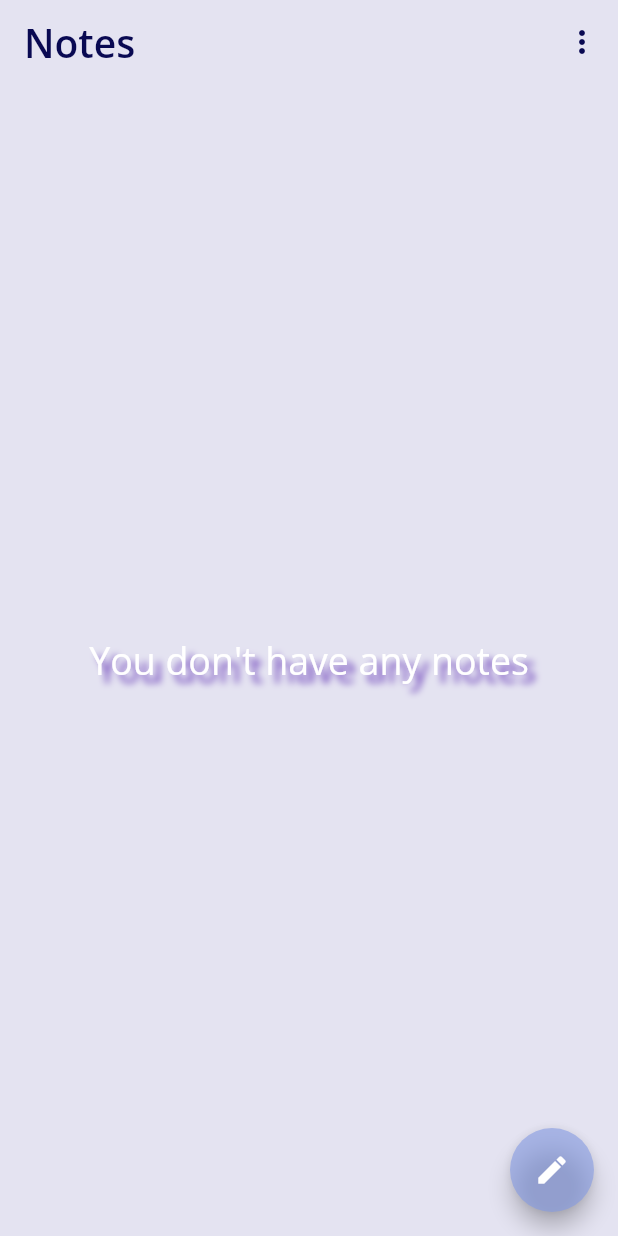
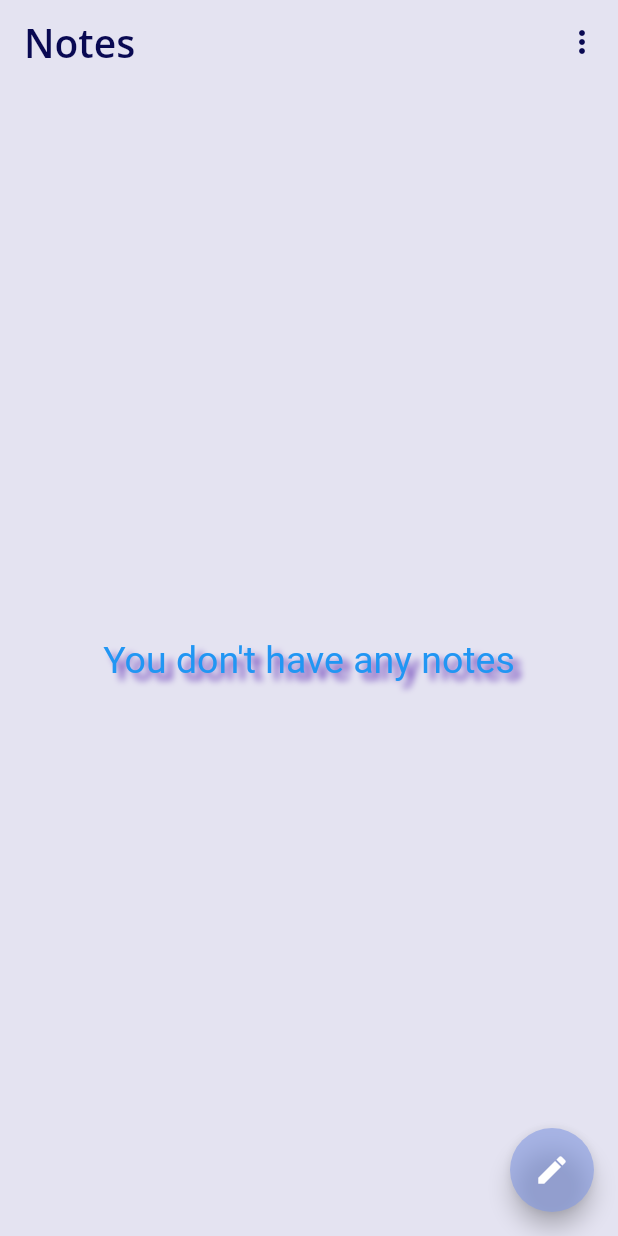
Before and after one commit to Zahra-Sahzabi/Note_App, a Flutter app: the screen it shows after launch, on a phone screen of 412 x 824 dp. Run offline on Flutter 3.47's test engine with Material 2 defaults, Android fonts, the phone set to English and light mode, and no system bars; our stand-ins replace get, sqflite; missing offline and left inert: string_stats; accounts and stored records are empty.

Commit message:
before farsi

```diff
--- a/lib/main.dart
+++ b/lib/main.dart
@@ -1,4 +1,5 @@
 import 'package:flutter/material.dart';
+import 'package:flutter/painting.dart';
 import 'package:get/get.dart';
 import 'package:note_app/screens/home_page.dart';
 
@@ -26,15 +27,15 @@ class MyApp extends StatelessWidget {
     return GetMaterialApp(
       debugShowCheckedModeBanner: false,
       theme: ThemeData(
+
         iconTheme: IconThemeData(color: Color(0xff090952)),
         primarySwatch: colorCustom,
         textTheme: TextTheme(
           headline1: TextStyle(
-            fontSize: 26,
-            color: Color(0xff090952),
-            fontWeight: FontWeight.w600,
-            fontFamily: 'OpenSans'
-          ),
+              fontSize: 26,
+              color: Color(0xff090952),
+              fontWeight: FontWeight.w600,
+              fontFamily: 'OpenSans'),
           headline6: TextStyle(
               fontSize: 21,
               color: Colors.white,
@@ -52,12 +53,15 @@ class MyApp extends StatelessWidget {
               color: Color(0xff090952)),
           headline3: TextStyle(
               fontSize: 20, color: Color(0xff090952), fontFamily: 'OpenSans'),
-          bodyText2: TextStyle(
+          headline5: TextStyle(
               color: Colors.white, fontSize: 18, fontFamily: 'OpenSans'),
           subtitle1: TextStyle(
               color: Colors.white70, fontSize: 13, fontFamily: 'OpenSans'),
           headline4: TextStyle(
-              fontSize: 20, color: Colors.black, fontFamily: 'OpenSans'),
+              fontSize: 19,
+              color: Color(0xff090952),
+              fontFamily: 'OpenSans',
+              fontWeight: FontWeight.w600),
         ),
       ),
       home: HomePage(),
--- a/lib/screens/add_note.dart
+++ b/lib/screens/add_note.dart
@@ -44,7 +44,7 @@ class NotePage extends StatelessWidget {
             ),
             TextField(
               controller: controller.contentController,
-              style: TextStyle(fontSize: 20),
+               style: Theme.of(context).textTheme.headline3,
               decoration:
                   InputDecoration(hintText: 'Note', border: InputBorder.none),
               maxLines: null,
--- a/lib/screens/home_page.dart
+++ b/lib/screens/home_page.dart
@@ -35,7 +35,7 @@ class HomePage extends StatelessWidget {
   Widget build(BuildContext context) {
     return Scaffold(
       backgroundColor: Color(0xffe4e3f1),
-      appBar: AppBar(
+      appBar:  AppBar(
           iconTheme: Theme.of(context).iconTheme,
           backgroundColor: Color(0xffe4e3f1),
           elevation: 0,
@@ -45,8 +45,12 @@ class HomePage extends StatelessWidget {
             style: Theme.of(context).textTheme.headline1,
           ),
         ),
-      body: GetBuilder<NoteController>(
+
+      body: DefaultTextStyle(
+        style: TextStyle(color: Colors.blue),
+        child: GetBuilder<NoteController>(
             builder: (_) => controller.isEmpty() ? emptyNotes() : viewNotes()),
+      ),
       floatingActionButton: Tooltip(
         message: 'New Note',
         child: FloatingActionButton(
```
Also changed, not shown: lib/widgets/List_view.dart (+14 -6 lines), lib/widgets/popupMenue.dart (+24 -10 lines), lib/widgets/search.dart (+11 -6 lines). Lines whose indentation alone changed are shown as unchanged.
